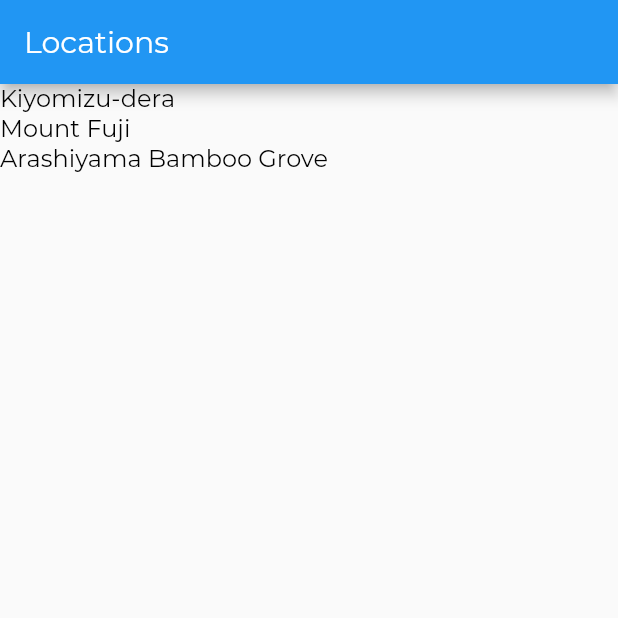
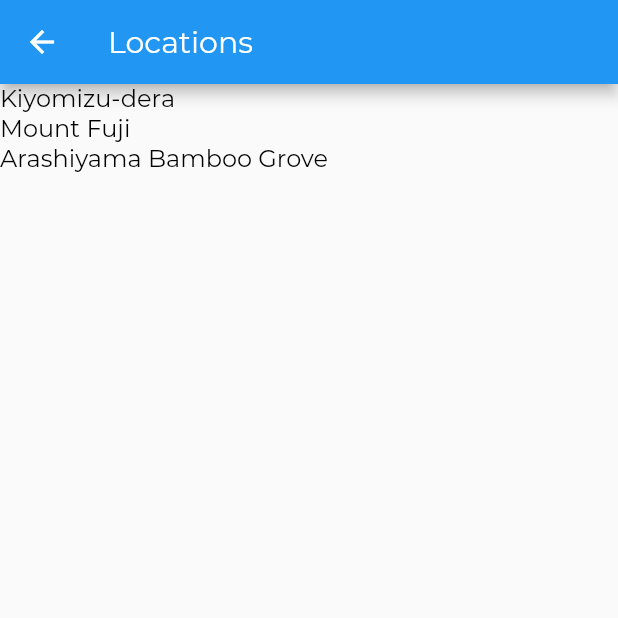
Before and after one commit to Annie-Huang/tourismandco, a Flutter app: the screen it shows after launch, after a tap on "Kiyomizu-dera", on a phone screen of 412 x 824 dp, the top half of it. Run offline on Flutter 3.47's test engine with Material 2 defaults, Android fonts, the phone set to English and light mode, and no system bars.

```diff
--- a/lib/app.dart
+++ b/lib/app.dart
@@ -3,6 +3,9 @@
 import 'package:flutter/material.dart';
 import 'screens/locations/locations.dart';
 import 'style.dart';
+
+const LocationsRoute = '/';
+const LocationDetailRoute = '/location_detail';
 
 class App extends StatelessWidget {
   @override
--- a/lib/screens/locations/locations.dart
+++ b/lib/screens/locations/locations.dart
@@ -28,7 +28,6 @@ class Locations extends StatelessWidget {
 
   // You can add the word void in front:
   _onLocationTap(BuildContext context, int locationID) {
-
-
+    Navigator.pushNamed(context, LocationsRoute, arguments: {"id": locationID});
   }
 }
```
